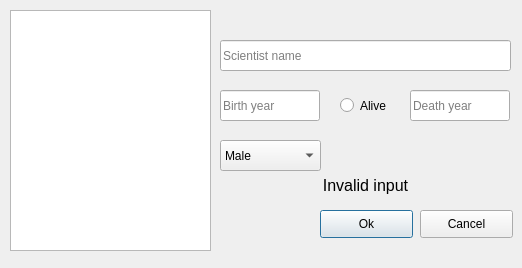
The window that editscientist.ui (gudmundurb/H22) describes before a commit, drawn with Qt 5.
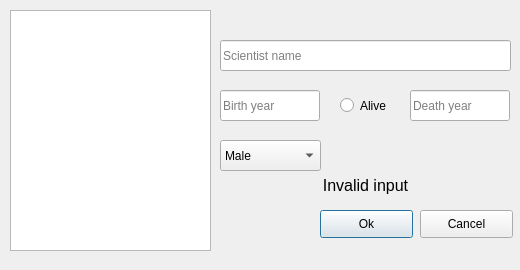
The same window after the commit. Icons and pictures are not drawn.

Commit message: smá laga ui

Diff of the .ui file:
```diff
--- a/editscientist.ui
+++ b/editscientist.ui
@@ -6,10 +6,28 @@
    <rect>
     <x>0</x>
     <y>0</y>
-    <width>522</width>
-    <height>268</height>
+    <width>520</width>
+    <height>270</height>
    </rect>
   </property>
+  <property name="sizePolicy">
+   <sizepolicy hsizetype="Maximum" vsizetype="Maximum">
+    <horstretch>0</horstretch>
+    <verstretch>0</verstretch>
+   </sizepolicy>
+  </property>
+  <property name="minimumSize">
+   <size>
+    <width>520</width>
+    <height>270</height>
+   </size>
+  </property>
+  <property name="maximumSize">
+   <size>
+    <width>520</width>
+    <height>270</height>
+   </size>
+  </property>
   <property name="windowTitle">
    <string>Dialog</string>
   </property>
```
Left out of the diff: 10 changed lines with no effect on the pictures.
